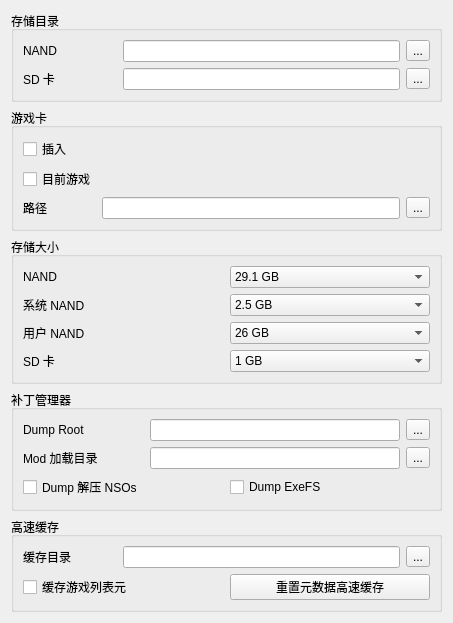
formylover/yuzu-early-access, file src/yuzu/configuration/configure_filesystem.ui: the form before one commit.
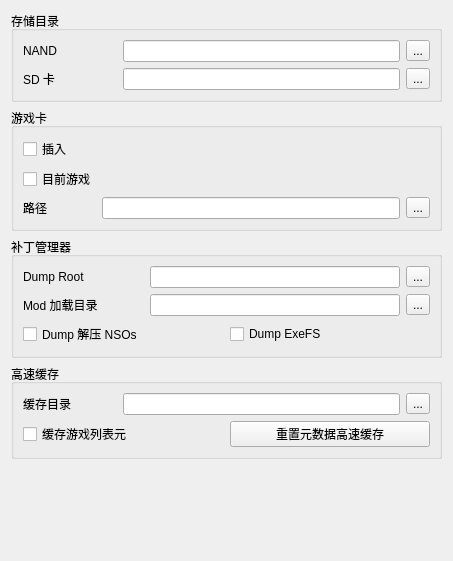
The form after the commit.

The edit to the form file:
```diff
--- a/src/yuzu/configuration/configure_filesystem.ui
+++ b/src/yuzu/configuration/configure_filesystem.ui
@@ -115,127 +115,6 @@
        </layout>
       </widget>
      </item>
-     <item>
-      <widget class="QGroupBox" name="groupBox_3">
-       <property name="title">
-        <string>存储大小</string>
-       </property>
-       <layout class="QGridLayout" name="gridLayout_3">
-        <item row="3" column="0">
-         <widget class="QLabel" name="label_5">
-          <property name="text">
-           <string>SD 卡</string>
-          </property>
-         </widget>
-        </item>
-        <item row="1" column="0">
-         <widget class="QLabel" name="label_4">
-          <property name="text">
-           <string>系统 NAND</string>
-          </property>
-         </widget>
-        </item>
-        <item row="1" column="1">
-         <widget class="QComboBox" name="sysnand_size">
-          <item>
-           <property name="text">
-            <string>2.5 GB</string>
-           </property>
-          </item>
-         </widget>
-        </item>
-        <item row="3" column="1">
-         <widget class="QComboBox" name="sdmc_size">
-          <property name="currentText">
-           <string>32 GB</string>
-          </property>
-          <item>
-           <property name="text">
-            <string>1 GB</string>
-           </property>
-          </item>
-          <item>
-           <property name="text">
-            <string>2 GB</string>
-           </property>
-          </item>
-          <item>
-           <property name="text">
-            <string>4 GB</string>
-           </property>
-          </item>
-          <item>
-           <property name="text">
-            <string>8 GB</string>
-           </property>
-          </item>
-          <item>
-           <property name="text">
-            <string>16 GB</string>
-           </property>
-          </item>
-          <item>
-           <property name="text">
-            <string>32 GB</string>
-           </property>
-          </item>
-          <item>
-           <property name="text">
-            <string>64 GB</string>
-           </property>
-          </item>
-          <item>
-           <property name="text">
-            <string>128 GB</string>
-           </property>
-          </item>
-          <item>
-           <property name="text">
-            <string>256 GB</string>
-           </property>
-          </item>
-          <item>
-           <property name="text">
-            <string>1 TB</string>
-           </property>
-          </item>
-         </widget>
-        </item>
-        <item row="2" column="1">
-         <widget class="QComboBox" name="usrnand_size">
-          <item>
-           <property name="text">
-            <string>26 GB</string>
-           </property>
-          </item>
-         </widget>
-        </item>
-        <item row="2" column="0">
-         <widget class="QLabel" name="label_6">
-          <property name="text">
-           <string>用户 NAND</string>
-          </property>
-         </widget>
-        </item>
-        <item row="0" column="0">
-         <widget class="QLabel" name="label_7">
-          <property name="text">
-           <string>NAND</string>
-          </property>
-         </widget>
-        </item>
-        <item row="0" column="1">
-         <widget class="QComboBox" name="nand_size">
-          <item>
-           <property name="text">
-            <string>29.1 GB</string>
-           </property>
-          </item>
-         </widget>
-        </item>
-       </layout>
-      </widget>
-     </item>
      <item>
       <widget class="QGroupBox" name="groupBox_4">
        <property name="title">
```
